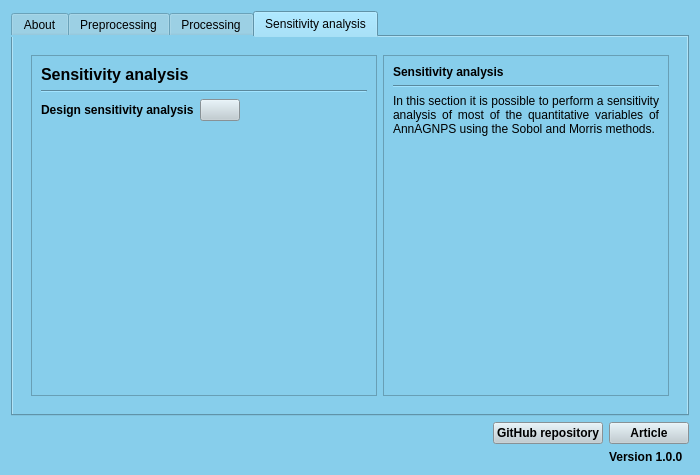
This is ui/dialog_base.ui in Inigobarbe/QAnnAGNPS as Qt 5 draws it before an edit. The edited form follows.
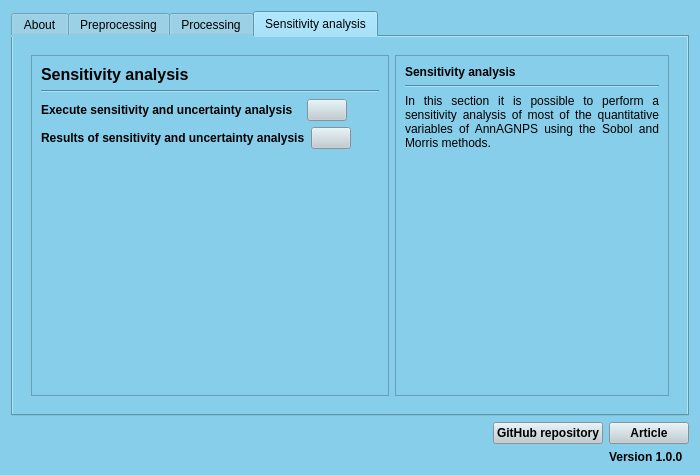
This is the edited form. The open tabs and pages were chosen to show the change.

The edit to the form file:
```diff
--- a/ui/dialog_base.ui
+++ b/ui/dialog_base.ui
@@ -1400,13 +1400,6 @@
               <enum>QFrame::Raised</enum>
              </property>
              <layout class="QGridLayout" name="gridLayout_15">
-              <item row="1" column="0">
-               <widget class="Line" name="line_8">
-                <property name="orientation">
-                 <enum>Qt::Horizontal</enum>
-                </property>
-               </widget>
-              </item>
               <item row="0" column="0">
                <widget class="QLabel" name="label_20">
                 <property name="font">
@@ -1421,10 +1414,23 @@
                 </property>
                </widget>
               </item>
-              <item row="2" column="0">
+              <item row="1" column="0" colspan="2">
+               <widget class="Line" name="line_8">
+                <property name="orientation">
+                 <enum>Qt::Horizontal</enum>
+                </property>
+               </widget>
+              </item>
+              <item row="2" column="0" colspan="2">
                <layout class="QHBoxLayout" name="horizontalLayout">
                 <item>
                  <widget class="QLabel" name="label_21">
+                  <property name="minimumSize">
+                   <size>
+                    <width>260</width>
+                    <height>0</height>
+                   </size>
+                  </property>
                   <property name="font">
                    <font>
                     <weight>75</weight>
@@ -1432,7 +1438,7 @@
                    </font>
                   </property>
                   <property name="text">
-                   <string>Design sensitivity analysis</string>
+                   <string>Execute sensitivity and uncertainty analysis</string>
                   </property>
                  </widget>
                 </item>
@@ -1468,7 +1474,54 @@
                 </item>
                </layout>
               </item>
-              <item row="3" column="0">
+              <item row="3" column="0" colspan="2">
+               <layout class="QHBoxLayout" name="horizontalLayout_18">
+                <item>
+                 <widget class="QLabel" name="label_35">
+                  <property name="font">
+                   <font>
+                    <weight>75</weight>
+                    <bold>true</bold>
+                   </font>
+                  </property>
+                  <property name="text">
+                   <string>Results of sensitivity and uncertainty analysis</string>
+                  </property>
+                 </widget>
+                </item>
+                <item>
+                 <widget class="QPushButton" name="results_sensitivity">
+                  <property name="styleSheet">
+                   <string notr="true">QPushButton {
+    background-color: #becbd1;
+    color: black;
+}
+
+QPushButton:hover {
+    color: white;
+}</string>
+                  </property>
+                  <property name="text">
+                   <string/>
+                  </property>
+                 </widget>
+                </item>
+                <item>
+                 <spacer name="horizontalSpacer_2">
+                  <property name="orientation">
+                   <enum>Qt::Horizontal</enum>
+                  </property>
+                  <property name="sizeHint" stdset="0">
+                   <size>
+                    <width>40</width>
+                    <height>20</height>
+                   </size>
+                  </property>
+                 </spacer>
+                </item>
+               </layout>
+              </item>
+              <item row="4" column="1">
                <spacer name="verticalSpacer_5">
                 <property name="orientation">
                  <enum>Qt::Vertical</enum>
```
Left out of the diff: 2 changed lines with no effect on the pictures.
